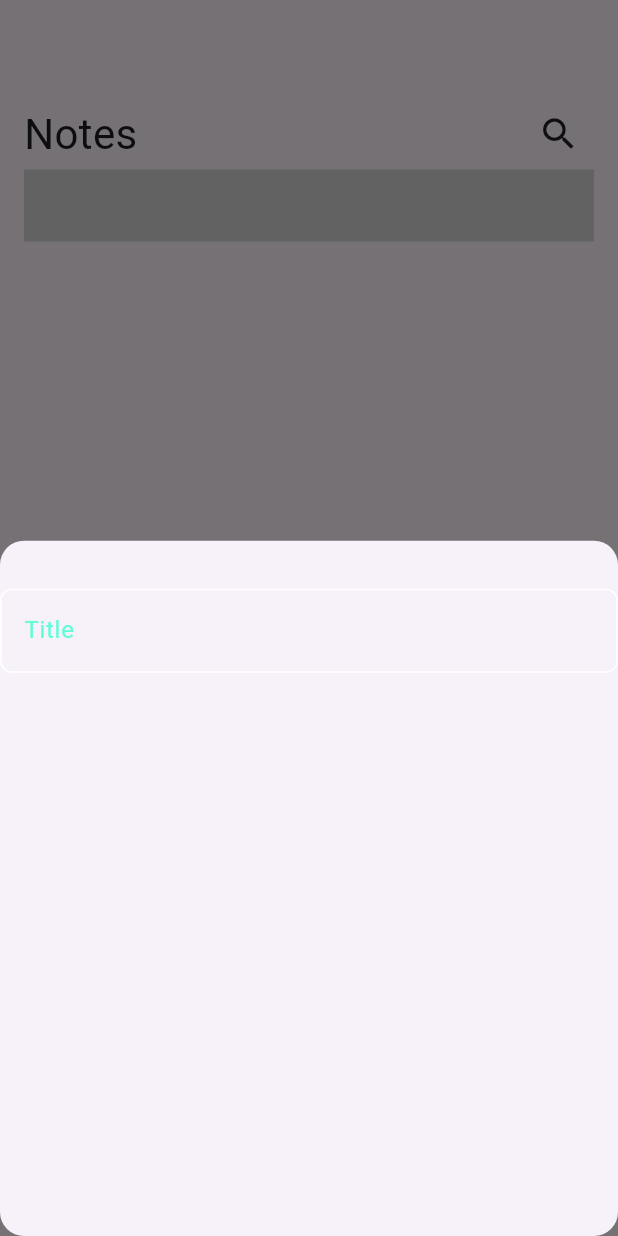
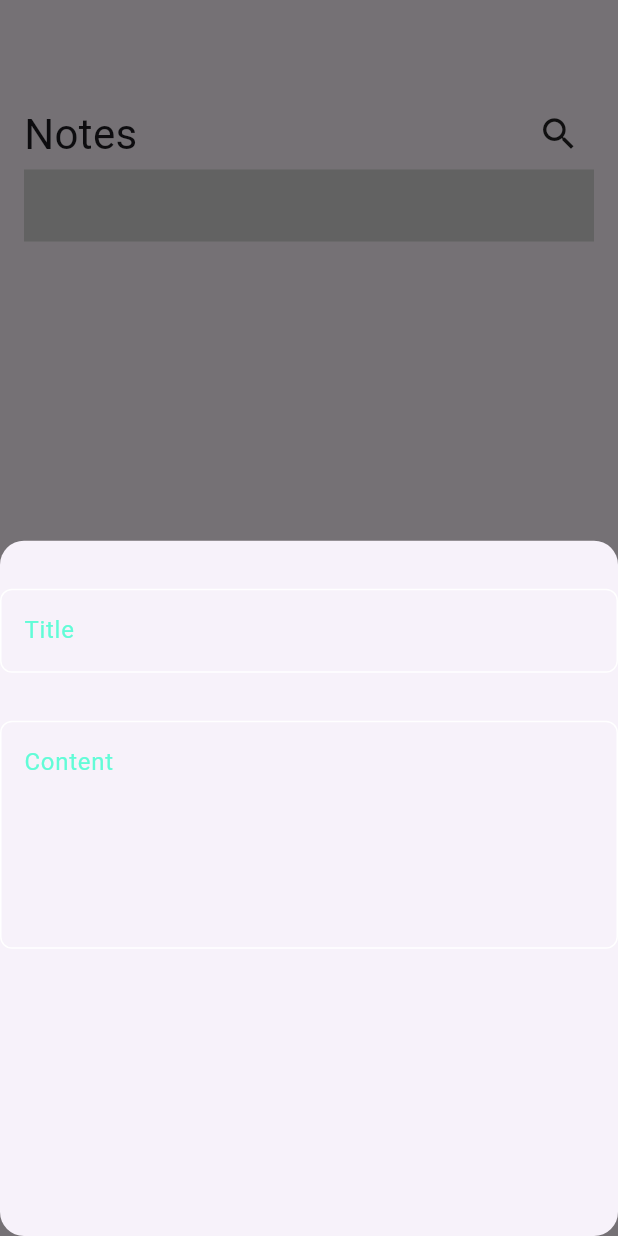
Before and after one commit to AbdulRhman10-hub/Notes_App, a Flutter app: the screen it shows after launch, after a tap on the "add" icon, on a phone screen of 412 x 824 dp. Run offline on Flutter 3.47's test engine with Material 3 defaults, Android fonts, the phone set to English and light mode, and no system bars; statements that could not run were skipped.

Commit message:
add field to bottom sheet

```diff
--- a/lib/core/widgets/AddNoteBottomSheet.dart
+++ b/lib/core/widgets/AddNoteBottomSheet.dart
@@ -12,7 +12,14 @@ class AddNoteBottomSheet extends StatelessWidget {
     return Column(
       children: [
         SizedBox( height: 32,),
-        CustomTextField(),
+        CustomTextField(
+           hint: 'Title',
+        ),
+        SizedBox( height: 32,),
+        CustomTextField(
+            hint: 'Content',
+          maxLine: 5,
+        ),
       ],
     );
   }
--- a/lib/core/widgets/CustomTextField.dart
+++ b/lib/core/widgets/CustomTextField.dart
@@ -4,17 +4,21 @@ import 'package:flutter/painting.dart';
 import 'package:note_app/constants/constant_colors.dart';
 
 class CustomTextField extends StatelessWidget {
-  const CustomTextField({super.key});
+  final String hint;
+  final int maxLine;
+  const CustomTextField({super.key, required this.hint,  this.maxLine = 1 });
 
   @override
   Widget build(BuildContext context) {
+
     return  TextField(
+      maxLines: maxLine,
       cursorColor: kPrimaryColor,
       decoration: InputDecoration(
         border: buildBorder(),
         enabledBorder: buildBorder(),
         focusedBorder: buildBorder(kPrimaryColor),
-        hintText: 'Title',
+        hintText: hint,
         hintStyle: TextStyle(color: kPrimaryColor),
       ),
     );
```
